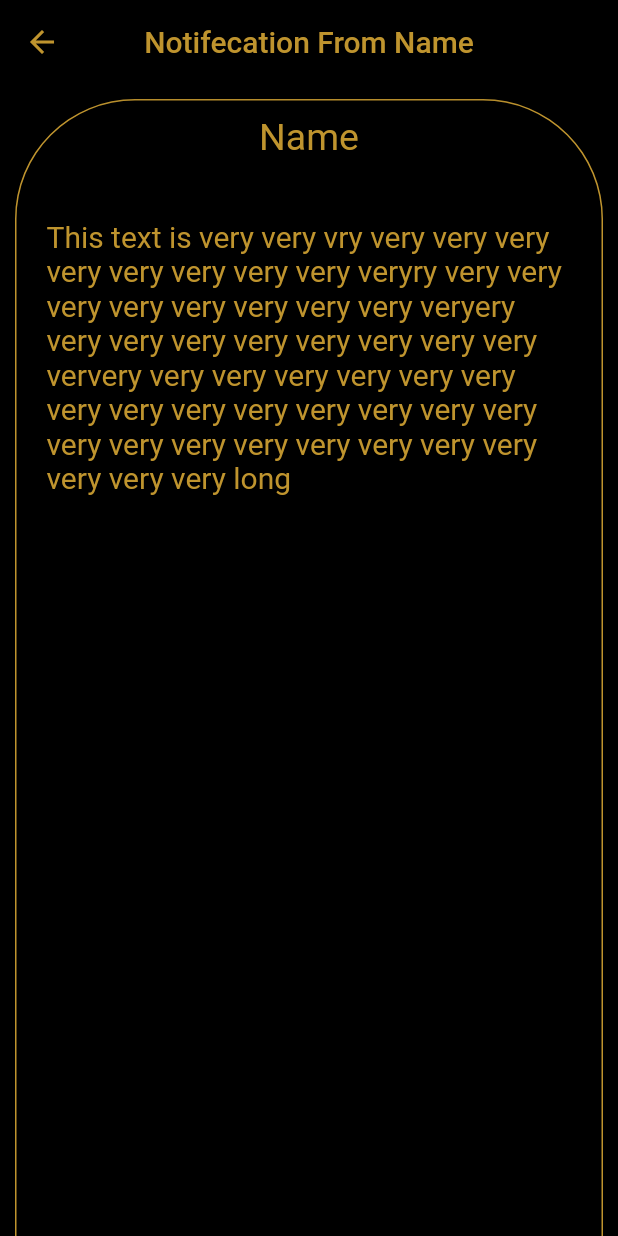
After one commit to ibraheem-musa/shraims_sweet, a Flutter app: the NotifaiDetailse screen opened directly, on a phone screen of 412 x 824 dp. The commit adds this screen. Run offline on Flutter 3.47's test engine with Material 2 defaults, Android fonts, the phone set to English and light mode, and no system bars; our stand-ins replace badges, carousel_pro, carousel_slider, curved_navigation_bar, hexcolor, shared_preferences and 1 more; accounts and stored records are empty.

Commit message:
update 11/7/2021

```diff
--- a/lang/en.json
+++ b/lang/en.json
@@ -4,6 +4,7 @@
     "ordernowwidget":"Order Now",
     "notificationwidget":"Notification",
     "settingwidget":"Setting",
+    "favoriteScreen":"favorite",
 
     "ContactUs":"Contact Us",
     "PrivacyandPolicy":"Privacy Policy",
--- a/lang/fr.json
+++ b/lang/fr.json
@@ -4,6 +4,7 @@
     "ordernowwidget":"Commandez maintenant",
     "notificationwidget":"notification",
     "settingwidget":"réglage",
+    "favoriteScreen":"favorite",
 
     "ContactUs":"Nous contacter",
     "PrivacyandPolicy":"Confidentialité et politique",
--- a/lib/main.dart
+++ b/lib/main.dart
@@ -3,8 +3,9 @@ import 'package:first_app_for_test/provider/CategoryImageprovaider.dart';
 import 'package:first_app_for_test/provider/MenuCategoryprovider.dart';
 import 'package:first_app_for_test/provider/MenuSubCategoryprovider.dart';
 import 'package:first_app_for_test/screen/BottomNavigationBar/OrdarScreen.dart';
+import 'package:first_app_for_test/screen/LoginScreen.dart';
 import 'package:first_app_for_test/screen/MenuCategoryScreen.dart';
-import 'package:first_app_for_test/screen/ProductDetails.dart';
+import 'package:first_app_for_test/screen/supscreenInScreens.dart/ProductDetails.dart';
 import 'package:first_app_for_test/screen/home_screen.dart';
 import 'package:first_app_for_test/widget/Splash_Screen.dart';
 import 'package:first_app_for_test/provider/drawerprovider.dart';
@@ -96,6 +97,7 @@ class MyAppState extends State<MyApp> {
                 MenuCategoryForsupCategory(),
             nameroute.nameRouote_OrdarScreen: (ctx) => OrdarScreen(),
             nameroute.nameRouote_ProductDetails: (ctx) => ProductDetails(),
+            nameroute.nameRouote_Loginscreen: (ctx) => LoginScreen(),
           },
         ));
   }
@@ -107,4 +109,5 @@ class nameroute {
   static const nameRouote_MenuCategoryForsupCategory =
       '/MenuCategoryForsupCategory';
   static const nameRouote_ProductDetails = '/ProductDetails';
+  static const nameRouote_Loginscreen = '/Loginscreen';
 }
--- a/lib/model/MenuProduct.dart
+++ b/lib/model/MenuProduct.dart
@@ -24,7 +24,7 @@ class ProductCategory {
   final String nameEn;
   final String nameFr;
   final String logo;
-  final int price;
+  final num price;
 
   factory ProductCategory.fromJson(Map<String, dynamic> json) =>
       ProductCategory(
--- /dev/null
+++ b/lib/model/productdetailsmodel.dart
@@ -0,0 +1,77 @@
+// To parse this JSON data, do
+//
+//     final productFeatures = productFeaturesFromJson(jsonString);
+
+import 'dart:convert';
+
+List<ProductFeatures> productFeaturesFromJson(String str) =>
+    List<ProductFeatures>.from(
+        json.decode(str).map((x) => ProductFeatures.fromJson(x)));
+
+String productFeaturesToJson(List<ProductFeatures> data) =>
+    json.encode(List<dynamic>.from(data.map((x) => x.toJson())));
+
+class ProductFeatures {
+  ProductFeatures({
+    this.id,
+    this.active,
+    this.freeItems,
+    this.productId,
+    this.nameEn,
+    this.nameFr,
+    this.logo,
+    this.price,
+    this.featureId,
+    this.labelEn,
+    this.labelFr,
+    this.value,
+    this.featureLogo,
+  });
+
+  final int id;
+  final int active;
+  final int freeItems;
+  final int productId;
+  final String nameEn;
+  final String nameFr;
+  final String logo;
+  final num price;
+  final int featureId;
+  final String labelEn;
+  final String labelFr;
+  final dynamic value;
+  final dynamic featureLogo;
+
+  factory ProductFeatures.fromJson(Map<String, dynamic> json) =>
+      ProductFeatures(
+        id: json["id"],
+        active: json["active"],
+        freeItems: json["free_items"],
+        productId: json["productID"],
+        nameEn: json["name_en"],
+        nameFr: json["name_fr"],
+        logo: json["logo"],
+        price: json["price"],
+        featureId: json["featureID"],
+        labelEn: json["label_en"],
+        labelFr: json["label_fr"],
+        value: json["value"],
+        featureLogo: json["featureLOGO"],
+      );
+
+  Map<String, dynamic> toJson() => {
+        "id": id,
+        "active": active,
+        "free_items": freeItems,
+        "productID": productId,
+        "name_en": nameEn,
+        "name_fr": nameFr,
+        "logo": logo,
+        "price": price,
+        "featureID": featureId,
+        "label_en": labelEn,
+        "label_fr": labelFr,
+        "value": value,
+        "featureLOGO": featureLogo,
+      };
+}
--- a/lib/provider/MenuSubCategoryprovider.dart
+++ b/lib/provider/MenuSubCategoryprovider.dart
@@ -8,6 +8,114 @@ class MenuProductProvider with ChangeNotifier {
         id: 0,
         logoimage: 'lib/assets/Subcatogry/Crepe & Roll.png',
         name: 'Crepe & Roll',
+        price: 25),
+    MenuProduct(
+        idCategory: 1,
+        id: 1,
+        logoimage: 'lib/assets/Subcatogry/Ice Cream.png',
+        name: 'ice creem',
+        price: 25),
+    MenuProduct(
+        idCategory: 2,
+        id: 2,
+        logoimage: "lib/assets/Subcatogry/Shraim's Milkshake.png",
+        name: "Shraim's Milkshake",
+        price: 25),
+    MenuProduct(
+        idCategory: 3,
+        id: 3,
+        logoimage: "lib/assets/Subcatogry/Shraim's Milkshake.png",
+        name: "Shraim's Milkshake",
+        price: 25),
+    MenuProduct(
+        idCategory: 3,
+        id: 4,
+        logoimage: "lib/assets/Subcatogry/Shraim's Milkshake.png",
+        name: "Shraim's Milkshake",
+        price: 25),
+    MenuProduct(
+        idCategory: 0,
+        id: 0,
+        logoimage: 'lib/assets/Subcatogry/Crepe & Roll.png',
+        name: 'Crepe & Roll',
+        price: 25),
+    MenuProduct(
+        idCategory: 1,
+        id: 1,
+        logoimage: 'lib/assets/Subcatogry/Ice Cream.png',
+        name: 'ice creem',
+        price: 25),
+    MenuProduct(
+        idCategory: 2,
+        id: 2,
+        logoimage: "lib/assets/Subcatogry/Shraim's Milkshake.png",
+        name: "Shraim's Milkshake",
+        price: 25),
+    MenuProduct(
+        idCategory: 3,
+        id: 3,
+        logoimage: "lib/assets/Subcatogry/Shraim's Milkshake.png",
+        name: "Shraim's Milkshake",
+        price: 25),
+    MenuProduct(
+        idCategory: 3,
+        id: 4,
+        logoimage: "lib/assets/Subcatogry/Shraim's Milkshake.png",
+        name: "Shraim's Milkshake",
+        price: 25),
+    MenuProduct(
+        idCategory: 0,
+        id: 0,
+        logoimage: 'lib/assets/Subcatogry/Crepe & Roll.png',
+        name: 'Crepe & Roll',
+        price: 25),
+    MenuProduct(
+        idCategory: 1,
+        id: 1,
+        logoimage: 'lib/assets/Subcatogry/Ice Cream.png',
+        name: 'ice creem',
+        price: 25),
+    MenuProduct(
+        idCategory: 2,
+        id: 2,
+        logoimage: "lib/assets/Subcatogry/Shraim's Milkshake.png",
+        name: "Shraim's Milkshake",
+        price: 25),
+    MenuProduct(
+        idCategory: 3,
+        id: 3,
+        logoimage: "lib/assets/Subcatogry/Shraim's Milkshake.png",
+        name: "Shraim's Milkshake",
+        price: 25),
+    MenuProduct(
+        idCategory: 3,
+        id: 4,
+        logoimage: "lib/assets/Subcatogry/Shraim's Milkshake.png",
+        name: "Shraim's Milkshake",
+        price: 25),
+    MenuProduct(
+        idCategory: 1,
+        id: 1,
+        logoimage: 'lib/assets/Subcatogry/Ice Cream.png',
+        name: 'ice creem',
+        price: 25),
+    MenuProduct(
+        idCategory: 2,
+        id: 2,
+        logoimage: "lib/assets/Subcatogry/Shraim's Milkshake.png",
+        name: "Shraim's Milkshake",
+        price: 25),
+    MenuProduct(
+        idCategory: 3,
+        id: 3,
+        logoimage: "lib/assets/Subcatogry/Shraim's Milkshake.png",
+        name: "Shraim's Milkshake",
+        price: 25),
+    MenuProduct(
+        idCategory: 3,
+        id: 4,
+        logoimage: "lib/assets/Subcatogry/Shraim's Milkshake.png",
+        name: "Shraim's Milkshake",
         price: 25),
     MenuProduct(
         idCategory: 1,
--- a/lib/screen/LoginScreen.dart
+++ b/lib/screen/LoginScreen.dart
@@ -3,6 +3,7 @@ import 'dart:convert';
 import 'package:first_app_for_test/Colors.dart';
 import 'package:first_app_for_test/main.dart';
 import 'package:first_app_for_test/model/User.dart';
+import 'package:first_app_for_test/screen/home_screen.dart';
 import 'package:flutter/material.dart';
 import 'package:http/http.dart' as http;
 import 'package:shared_preferences/shared_preferences.dart';
@@ -161,7 +162,10 @@ class _LoginScreenState extends State<LoginScreen> {
       SharedPreferences sharedPreferences =
           await SharedPreferences.getInstance();
       sharedPreferences.setString('userEmail', userEmail);
-      Navigator.pushReplacementNamed(context, nameroute.nameRouote_HomeScreen);
+      Navigator.of(context).pushReplacement(
+          MaterialPageRoute(builder: (context) => HomeScreen()));
+      // Navigator.push
+      // Navigator.pushReplacementNamed(context, nameroute.nameRouote_HomeScreen);
 // User(error:json['error'],user:json['email'],message: json['message']  );
 
     }
--- /dev/null
+++ b/lib/screen/supscreenInScreens.dart/notificationeDetails.dart
@@ -0,0 +1,60 @@
+import 'package:first_app_for_test/Colors.dart';
+import 'package:flutter/material.dart';
+
+class NotifaiDetailse extends StatefulWidget {
+  const NotifaiDetailse({key}) : super(key: key);
+
+  @override
+  _NotifaiDetailseState createState() => _NotifaiDetailseState();
+}
+
+class _NotifaiDetailseState extends State<NotifaiDetailse> {
+  @override
+  Widget build(BuildContext context) {
+    return Scaffold(
+      backgroundColor: ColorForDesign().black,
+      appBar: AppBar(
+        title: Text(
+          "Notifecation From " + "Name",
+          style: TextStyle(color: ColorForDesign().Gold),
+        ),
+        centerTitle: true,
+        backgroundColor: ColorForDesign().black,
+      ),
+      body: SingleChildScrollView(
+        child: Padding(
+          padding: const EdgeInsets.all(10),
+          child: Container(
+            height: MediaQuery.of(context).size.height,
+            decoration: BoxDecoration(
+              borderRadius: BorderRadius.only(
+                  topRight: Radius.circular(80), topLeft: Radius.circular(80)),
+              border: Border.all(color: ColorForDesign().Gold, width: 1),
+              color: ColorForDesign().black,
+            ),
+            child: Column(
+              children: [
+                Padding(
+                  padding: const EdgeInsets.all(10.0),
+                  child: Text("Name",
+                      style: TextStyle(
+                          fontSize: 25, color: ColorForDesign().Gold)),
+                ),
+                Wrap(children: [
+                  Padding(
+                    padding: const EdgeInsets.fromLTRB(20, 30, 20, 5),
+                    child: Text(
+                      "This text is very very vry very very very very very very very very veryry very very very very very very very very veryery very very very very very very very very ververy very very very very very very very very very very very very very very very very very very very very very very very very very long",
+                      style:
+                          TextStyle(fontSize: 20, color: ColorForDesign().Gold),
+                    ),
+                  )
+                ])
+              ],
+            ),
+          ),
+        ),
+      ),
+    );
+  }
+}
```
Also changed, not shown: lib/screen/BottomNavigationBar/FavoriteScreen.dart (added, +15 -0 lines), lib/screen/BottomNavigationBar/Notifications.dart (+34 -18 lines), lib/screen/BottomNavigationBar/OrdarScreen.dart (+62 -23 lines), lib/screen/ProductDetails.dart (deleted, +0 -43 lines), lib/screen/home_screen.dart (+4 -3 lines), lib/screen/supscreenInScreens.dart/ProductDetails.dart (added, +129 -0 lines), lib/widget/Drawer_widget.dart (+9 -15 lines).
